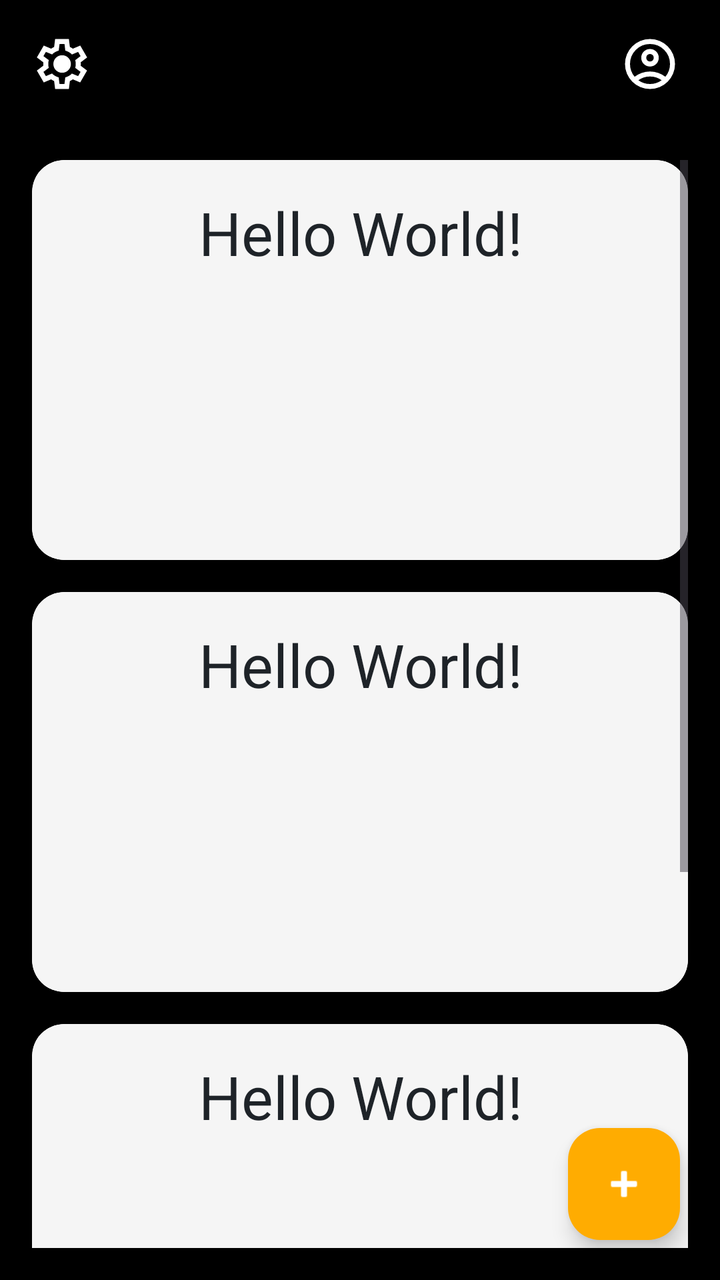
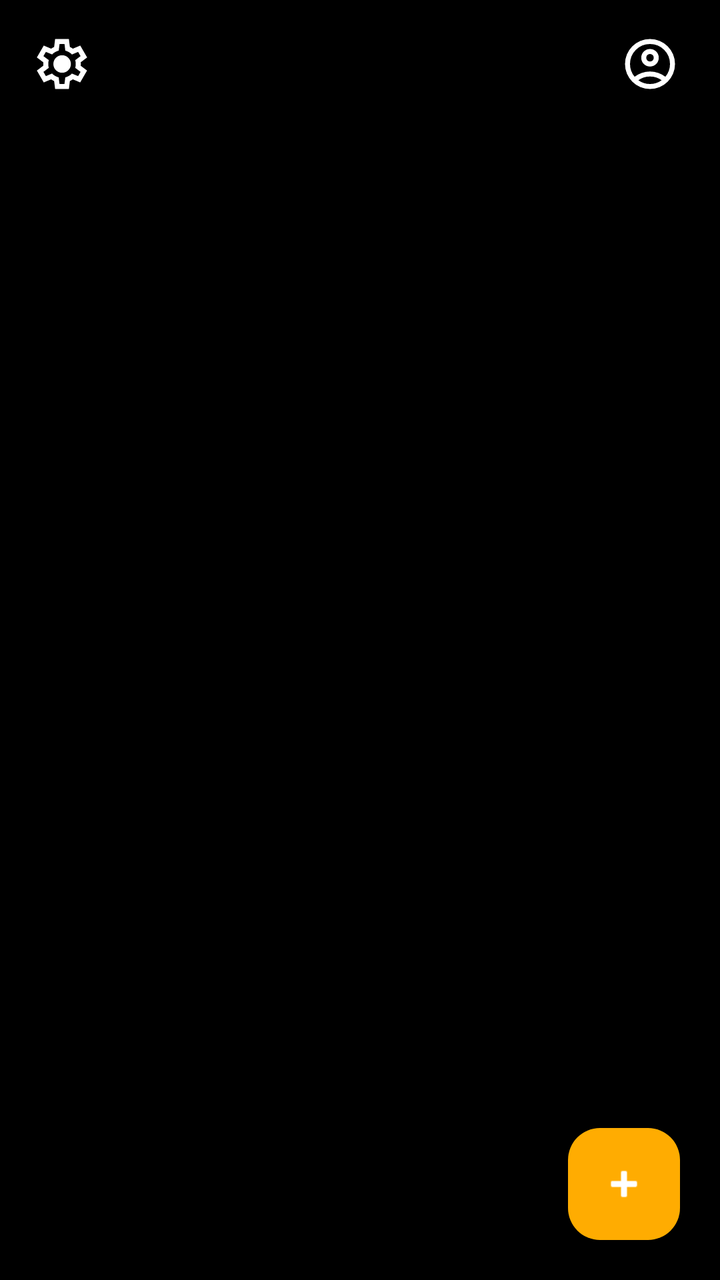

Two renders of the same Android screen: before a commit and after it. Below are the layout's source before the change and the commit's diff.
<!-- AndroidManifest.xml: application theme Theme.Travel_notes_mobile -->
<!-- res/layout/activity_main.xml -->
<FrameLayout xmlns:android="http://schemas.android.com/apk/res/android"
    xmlns:app="http://schemas.android.com/apk/res-auto"
    xmlns:tools="http://schemas.android.com/tools"
    android:id="@+id/main"
    android:layout_width="match_parent"
    android:layout_height="match_parent"
    android:background="@color/primary"
    tools:context=".view.MainActivity">

    <LinearLayout
        android:layout_width="match_parent"
        android:layout_height="match_parent"
        android:orientation="vertical">

        <androidx.appcompat.widget.Toolbar
            android:id="@+id/toolbar"
            android:layout_width="match_parent"
            android:layout_height="wrap_content"
            android:background="@color/primary"
            android:elevation="4dp"
            android:theme="@style/ThemeOverlay.AppCompat.Dark.ActionBar"
            android:titleTextColor="@color/white">

            <ImageButton
                android:layout_width="30dp"
                android:layout_height="30dp"
                android:layout_gravity="end"
                android:layout_marginHorizontal="20dp"
                android:background="@drawable/account_circle_24px"
                android:contentDescription="@string/usericon" />
            <ImageButton
                android:layout_width="30dp"
                android:layout_height="30dp"
                android:background="@drawable/settings_24px"
                />

        </androidx.appcompat.widget.Toolbar>

        <ScrollView
            android:layout_width="match_parent"
            android:layout_height="0dp"
            android:layout_weight="1"
            android:padding="16dp">

            <LinearLayout
                android:layout_width="match_parent"
                android:layout_height="wrap_content"
                android:orientation="vertical">

                <androidx.cardview.widget.CardView
                    android:layout_width="match_parent"
                    android:layout_height="wrap_content"
                    android:layout_marginBottom="16dp"
                    app:cardCornerRadius="16dp"
                    app:cardElevation="8dp">

                    <TextView
                        android:layout_width="match_parent"
                        android:layout_height="200dp"
                        android:background="@drawable/rounded_corners"
                        android:padding="16dp"
                        android:text="Hello World!"
                        android:textSize="30sp"
                        android:textAlignment="center"
                        android:textColor="@color/text" />
                </androidx.cardview.widget.CardView>
                <androidx.cardview.widget.CardView
                    android:layout_width="match_parent"
                    android:layout_height="wrap_content"
                    android:layout_marginBottom="16dp"
                    app:cardCornerRadius="16dp"
                    app:cardElevation="8dp">

                    <TextView
                        android:layout_width="match_parent"
                        android:layout_height="200dp"
                        android:background="@drawable/rounded_corners"
                        android:padding="16dp"
                        android:text="Hello World!"
                        android:textSize="30sp"
                        android:textAlignment="center"
                        android:textColor="@color/text" />
                </androidx.cardview.widget.CardView>
                <androidx.cardview.widget.CardView
                    android:layout_width="match_parent"
                    android:layout_height="wrap_content"
                    android:layout_marginBottom="16dp"
                    app:cardCornerRadius="16dp"
                    app:cardElevation="8dp">

                    <TextView
                        android:layout_width="match_parent"
                        android:layout_height="200dp"
                        android:background="@drawable/rounded_corners"
                        android:padding="16dp"
                        android:text="Hello World!"
                        android:textSize="30sp"
                        android:textAlignment="center"
                        android:textColor="@color/text" />
                </androidx.cardview.widget.CardView>
                <androidx.cardview.widget.CardView
                    android:layout_width="match_parent"
                    android:layout_height="wrap_content"
                    android:layout_marginBottom="16dp"
                    app:cardCornerRadius="16dp"
                    app:cardElevation="8dp">

                    <TextView
                        android:layout_width="match_parent"
                        android:layout_height="200dp"
                        android:background="@drawable/rounded_corners"
                        android:padding="16dp"
                        android:text="Hello World!"
                        android:textSize="30sp"
                        android:textAlignment="center"
                        android:textColor="@color/text" />
                </androidx.cardview.widget.CardView>


            </LinearLayout>
        </ScrollView>
    </LinearLayout>

    <com.google.android.material.floatingactionbutton.FloatingActionButton
        android:id="@+id/fab"
        android:layout_width="wrap_content"
        android:layout_height="wrap_content"
        android:contentDescription="@string/floating_action_button"
        android:src="@android:drawable/ic_input_add"
        android:layout_gravity="bottom|end"
        android:layout_margin="20dp"
        app:backgroundTint="@color/light_primary_variant"
        app:tint="@color/white" />

</FrameLayout>
<!-- resources referenced by this layout -->
<resources>
  <color name="light_primary_variant">#FFAC01</color>
  <color name="primary">#000000</color>
  <color name="text">#1E2328</color>
  <color name="white">#FFFFFF</color>
  <!-- drawable account_circle_24px (drawable) -->
  <vector xmlns:android="http://schemas.android.com/apk/res/android"
      android:width="24dp"
      android:height="24dp"
      android:viewportWidth="960"
      android:viewportHeight="960"
      android:tint="?attr/colorControlNormal">
    <path
        android:fillColor="@android:color/white"
        android:pathData="M234,684Q285,645 348,622.5Q411,600 480,600Q549,600 612,622.5Q675,645 726,684Q761,643 780.5,591Q800,539 800,480Q800,347 706.5,253.5Q613,160 480,160Q347,160 253.5,253.5Q160,347 160,480Q160,539 179.5,591Q199,643 234,684ZM480,520Q421,520 380.5,479.5Q340,439 340,380Q340,321 380.5,280.5Q421,240 480,240Q539,240 579.5,280.5Q620,321 620,380Q620,439 579.5,479.5Q539,520 480,520ZM480,880Q397,880 324,848.5Q251,817 197,763Q143,709 111.5,636Q80,563 80,480Q80,397 111.5,324Q143,251 197,197Q251,143 324,111.5Q397,80 480,80Q563,80 636,111.5Q709,143 763,197Q817,251 848.5,324Q880,397 880,480Q880,563 848.5,636Q817,709 763,763Q709,817 636,848.5Q563,880 480,880ZM480,800Q533,800 580,784.5Q627,769 666,740Q627,711 580,695.5Q533,680 480,680Q427,680 380,695.5Q333,711 294,740Q333,769 380,784.5Q427,800 480,800ZM480,440Q506,440 523,423Q540,406 540,380Q540,354 523,337Q506,320 480,320Q454,320 437,337Q420,354 420,380Q420,406 437,423Q454,440 480,440ZM480,380Q480,380 480,380Q480,380 480,380Q480,380 480,380Q480,380 480,380Q480,380 480,380Q480,380 480,380Q480,380 480,380Q480,380 480,380ZM480,740Q480,740 480,740Q480,740 480,740Q480,740 480,740Q480,740 480,740Q480,740 480,740Q480,740 480,740Q480,740 480,740Q480,740 480,740Z"/>
  </vector>
  <!-- drawable rounded_corners (drawable) -->
  <shape xmlns:android="http://schemas.android.com/apk/res/android">
      <gradient
          android:startColor="@color/light_primary"
          android:endColor="@color/light_primary_variant"
          android:angle="45" />
      <corners android:radius="16dp" />
      <padding android:left="8dp" android:top="8dp" android:right="8dp" android:bottom="8dp" />
      <solid android:color="@color/light_primary" />
  </shape>
  <string name="floating_action_button">Floating Action Button</string>
  <string name="usericon">UserIcon</string>
  <style name="Theme.Travel_notes_mobile" parent="Base.Theme.Travel_notes_mobile" />
  <color name="light_primary">#F5F5F5</color>
  <style name="Base.Theme.Travel_notes_mobile" parent="Theme.Material3.DayNight.NoActionBar">
          
          
      </style>
  <!-- unchanged entries left out for length: 1 -->
</resources>

<!-- the commit's change to res/layout/activity_main.xml (unified diff, before → after) -->
@@ -36,89 +36,16 @@
 
         </androidx.appcompat.widget.Toolbar>
 
-        <ScrollView
+        <GridView
+            android:id="@+id/notes_grid"
             android:layout_width="match_parent"
-            android:layout_height="0dp"
-            android:layout_weight="1"
-            android:padding="16dp">
-
-            <LinearLayout
-                android:layout_width="match_parent"
-                android:layout_height="wrap_content"
-                android:orientation="vertical">
-
-                <androidx.cardview.widget.CardView
-                    android:layout_width="match_parent"
-                    android:layout_height="wrap_content"
-                    android:layout_marginBottom="16dp"
-                    app:cardCornerRadius="16dp"
-                    app:cardElevation="8dp">
-
-                    <TextView
-                        android:layout_width="match_parent"
-                        android:layout_height="200dp"
-                        android:background="@drawable/rounded_corners"
-                        android:padding="16dp"
-                        android:text="Hello World!"
-                        android:textSize="30sp"
-                        android:textAlignment="center"
-                        android:textColor="@color/text" />
-                </androidx.cardview.widget.CardView>
-                <androidx.cardview.widget.CardView
-                    android:layout_width="match_parent"
-                    android:layout_height="wrap_content"
-                    android:layout_marginBottom="16dp"
-                    app:cardCornerRadius="16dp"
-                    app:cardElevation="8dp">
-
-                    <TextView
-                        android:layout_width="match_parent"
-                        android:layout_height="200dp"
-                        android:background="@drawable/rounded_corners"
-                        android:padding="16dp"
-                        android:text="Hello World!"
-                        android:textSize="30sp"
-                        android:textAlignment="center"
-                        android:textColor="@color/text" />
-                </androidx.cardview.widget.CardView>
-                <androidx.cardview.widget.CardView
-                    android:layout_width="match_parent"
-                    android:layout_height="wrap_content"
-                    android:layout_marginBottom="16dp"
-                    app:cardCornerRadius="16dp"
-                    app:cardElevation="8dp">
-
-                    <TextView
-                        android:layout_width="match_parent"
-                        android:layout_height="200dp"
-                        android:background="@drawable/rounded_corners"
-                        android:padding="16dp"
-                        android:text="Hello World!"
-                        android:textSize="30sp"
-                        android:textAlignment="center"
-                        android:textColor="@color/text" />
-                </androidx.cardview.widget.CardView>
-                <androidx.cardview.widget.CardView
-                    android:layout_width="match_parent"
-                    android:layout_height="wrap_content"
-                    android:layout_marginBottom="16dp"
-                    app:cardCornerRadius="16dp"
-                    app:cardElevation="8dp">
-
-                    <TextView
-                        android:layout_width="match_parent"
-                        android:layout_height="200dp"
-                        android:background="@drawable/rounded_corners"
-                        android:padding="16dp"
-                        android:text="Hello World!"
-                        android:textSize="30sp"
-                        android:textAlignment="center"
-                        android:textColor="@color/text" />
-                </androidx.cardview.widget.CardView>
-
-
-            </LinearLayout>
-        </ScrollView>
+            android:layout_height="match_parent"
+            android:numColumns="1"
+            android:verticalSpacing="16dp"
+            android:horizontalSpacing="16dp"
+            android:padding="16dp"
+            android:clipToPadding="false"
+            android:scrollbars="none" />
     </LinearLayout>
 
     <com.google.android.material.floatingactionbutton.FloatingActionButton
<!-- resource entries referenced after the edit -->
@@ -2,7 +2,6 @@
 <resources>
   <color name="light_primary_variant">#FFAC01</color>
   <color name="primary">#000000</color>
-  <color name="text">#1E2328</color>
   <color name="white">#FFFFFF</color>
   <!-- drawable account_circle_24px (drawable) -->
   <vector xmlns:android="http://schemas.android.com/apk/res/android"
@@ -15,20 +14,9 @@
         android:fillColor="@android:color/white"
         android:pathData="M234,684Q285,645 348,622.5Q411,600 480,600Q549,600 612,622.5Q675,645 726,684Q761,643 780.5,591Q800,539 800,480Q800,347 706.5,253.5Q613,160 480,160Q347,160 253.5,253.5Q160,347 160,480Q160,539 179.5,591Q199,643 234,684ZM480,520Q421,520 380.5,479.5Q340,439 340,380Q340,321 380.5,280.5Q421,240 480,240Q539,240 579.5,280.5Q620,321 620,380Q620,439 579.5,479.5Q539,520 480,520ZM480,880Q397,880 324,848.5Q251,817 197,763Q143,709 111.5,636Q80,563 80,480Q80,397 111.5,324Q143,251 197,197Q251,143 324,111.5Q397,80 480,80Q563,80 636,111.5Q709,143 763,197Q817,251 848.5,324Q880,397 880,480Q880,563 848.5,636Q817,709 763,763Q709,817 636,848.5Q563,880 480,880ZM480,800Q533,800 580,784.5Q627,769 666,740Q627,711 580,695.5Q533,680 480,680Q427,680 380,695.5Q333,711 294,740Q333,769 380,784.5Q427,800 480,800ZM480,440Q506,440 523,423Q540,406 540,380Q540,354 523,337Q506,320 480,320Q454,320 437,337Q420,354 420,380Q420,406 437,423Q454,440 480,440ZM480,380Q480,380 480,380Q480,380 480,380Q480,380 480,380Q480,380 480,380Q480,380 480,380Q480,380 480,380Q480,380 480,380Q480,380 480,380ZM480,740Q480,740 480,740Q480,740 480,740Q480,740 480,740Q480,740 480,740Q480,740 480,740Q480,740 480,740Q480,740 480,740Q480,740 480,740Z"/>
   </vector>
-  <!-- drawable rounded_corners (drawable) -->
-  <shape xmlns:android="http://schemas.android.com/apk/res/android">
-      <gradient
-          android:startColor="@color/light_primary"
-          android:endColor="@color/light_primary_variant"
-          android:angle="45" />
-      <corners android:radius="16dp" />
-      <padding android:left="8dp" android:top="8dp" android:right="8dp" android:bottom="8dp" />
-      <solid android:color="@color/light_primary" />
-  </shape>
   <string name="floating_action_button">Floating Action Button</string>
   <string name="usericon">UserIcon</string>
   <style name="Theme.Travel_notes_mobile" parent="Base.Theme.Travel_notes_mobile" />
-  <color name="light_primary">#F5F5F5</color>
   <style name="Base.Theme.Travel_notes_mobile" parent="Theme.Material3.DayNight.NoActionBar">
           
           
